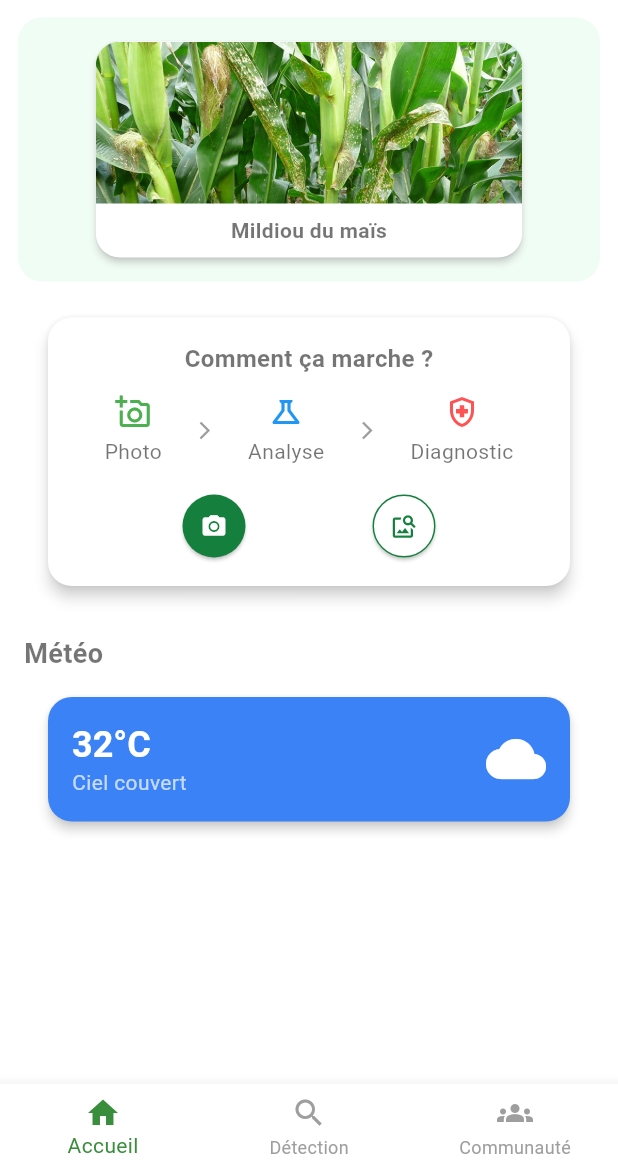
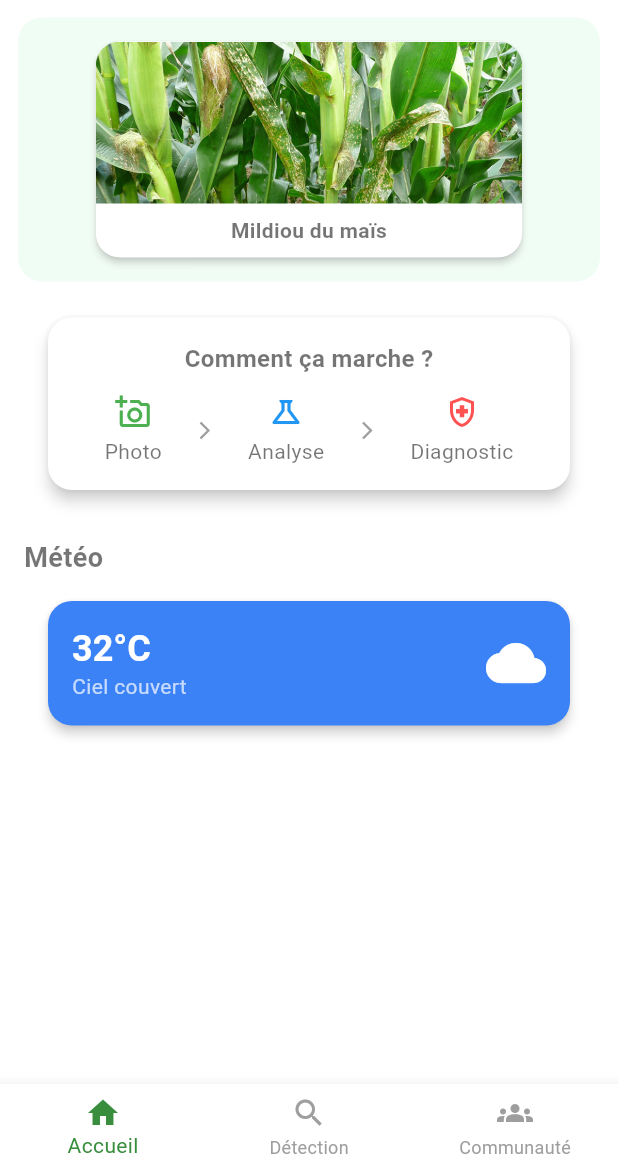
Before and after one commit to wendbenindo/agri-desease-detect-ai, a Flutter app: the screen it shows after launch, on a phone screen of 412 x 824 dp, the part 65-1236 px from its top. Run offline on Flutter 3.47's test engine with Material 3 defaults, Android fonts, the phone set to English and light mode, and no system bars; drawn by our look-alikes of carousel_slider; our stand-ins replace video_player.

Commit message:
remove of the redondancy /that mean the section to take picture or upload photo from / the homepage

```diff
--- a/agri_desease_detect_app/lib/main.dart
+++ b/agri_desease_detect_app/lib/main.dart
@@ -1,4 +1,5 @@
 // File: lib/main.dart
+import 'package:agri_desease_detect_app/pages/diagnosticpage.dart';
 import 'package:flutter/material.dart';
 import 'package:agri_desease_detect_app/widgets/theme.dart';
 import 'package:agri_desease_detect_app/widgets/splashscreen.dart';
@@ -35,7 +36,7 @@
 
   final List<Widget> _pages = const [
     HomePage(),
-    // DetectionPage(),
+    DiagnosticPage(),
     // CommunityPage(),
   ];
 
--- a/agri_desease_detect_app/lib/pages/homepage.dart
+++ b/agri_desease_detect_app/lib/pages/homepage.dart
@@ -1,5 +1,7 @@
+
 import 'package:flutter/material.dart';
 import 'package:carousel_slider/carousel_slider.dart';
+import 'package:agri_desease_detect_app/pages/diagnosticpage.dart';
 
 class HomePage extends StatelessWidget {
   const HomePage({super.key});
@@ -39,7 +41,7 @@ class HomePage extends StatelessWidget {
           Container(
             margin: const EdgeInsets.symmetric(horizontal: 12),
             decoration: BoxDecoration(
-              color: const Color(0xFFF0FDF4), // Light green background
+              color: const Color(0xFFF0FDF4),
               borderRadius: BorderRadius.circular(16),
             ),
             padding: const EdgeInsets.all(8),
@@ -138,35 +140,6 @@ class HomePage extends StatelessWidget {
                         ),
                       ],
                     ),
-                    const SizedBox(height: 16),
-                    Row(
-                      mainAxisAlignment: MainAxisAlignment.spaceEvenly,
-                      children: [
-                        ElevatedButton(
-                          onPressed: () {
-                            // Prendre une photo
-                          },
-                          style: ElevatedButton.styleFrom(
-                            backgroundColor: const Color(0xFF15803D),
-                            padding: const EdgeInsets.all(12),
-                            shape: const CircleBorder(),
-                          ),
-                          child: const Icon(Icons.photo_camera, color: Colors.white),
-                        ),
-                        ElevatedButton(
-                          onPressed: () {
-                            // Ouvrir galerie
-                          },
-                          style: ElevatedButton.styleFrom(
-                            backgroundColor: Colors.white,
-                            padding: const EdgeInsets.all(12),
-                            shape: const CircleBorder(),
-                            side: const BorderSide(color: Color(0xFF15803D)),
-                          ),
-                          child: const Icon(Icons.image_search_outlined, color: Color(0xFF15803D)),
-                        ),
-                      ],
-                    ),
                   ],
                 ),
               ),
```
Also changed, not shown: agri_desease_detect_app/lib/pages/diagnosticpage.dart (added, +121 -0 lines).
